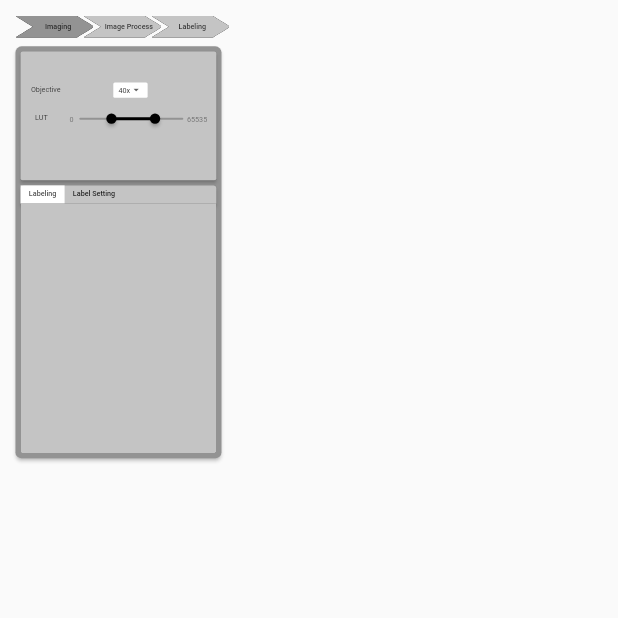
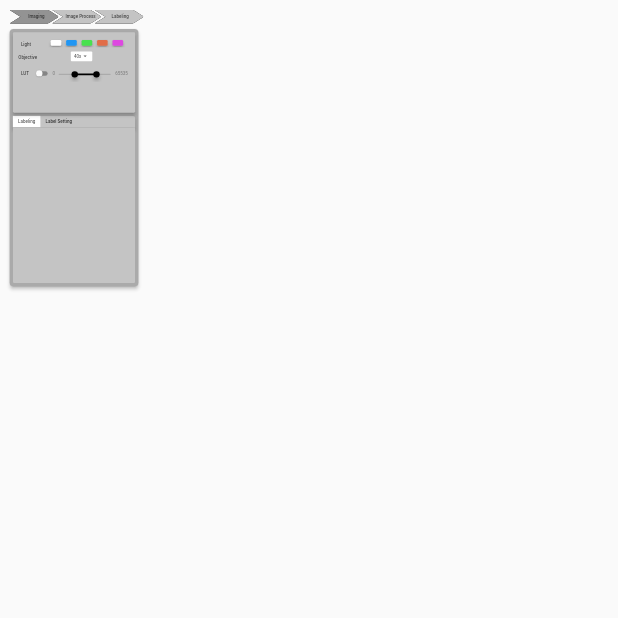
Before and after one commit to JamesKai/syncell_ux, a Flutter app: the LabelingPage screen opened directly, on a phone screen of 412 x 824 dp, the top half of it. Run offline on Flutter 3.47's test engine with Material 2 defaults, Android fonts, the phone set to English and light mode, and no system bars; our stand-ins replace get, getwidget, google_fonts, responsive_framework; network calls fail.

Commit message:
light card is fill with more stuff

```diff
--- a/lib/components/image_frame.dart
+++ b/lib/components/image_frame.dart
@@ -10,8 +10,8 @@ class ImageFrame extends StatelessWidget {
     return Padding(
       padding: const EdgeInsets.all(0),
       child: Container(
-        width: 300,
-        height: 300,
+        width: 700,
+        height: 700,
         decoration: BoxDecoration(
           color: const Color(0xffC4C4C4),
           image: const DecorationImage(
--- a/lib/components/light_card.dart
+++ b/lib/components/light_card.dart
@@ -1,6 +1,10 @@
 import 'package:flutter/material.dart';
 import 'package:flutter_desktop1/components/drop_down_menu.dart';
+import 'package:flutter_desktop1/components/light_switch.dart';
 import 'package:flutter_desktop1/components/range_slider.dart';
+import 'package:flutter_desktop1/controller/light_change_controller.dart';
+import 'package:flutter_desktop1/controller/light_on_off_switch_controller.dart';
+import 'package:get/get.dart';
 import 'package:google_fonts/google_fonts.dart';
 
 class LightCard extends StatelessWidget {
@@ -8,6 +12,9 @@ class LightCard extends StatelessWidget {
 
   @override
   Widget build(BuildContext context) {
+    LightOnOffController lightOnOffcontroller = Get.put(LightOnOffController());
+    LightChangeController lightChangeController =
+        Get.put(LightChangeController());
     return Container(
       child: Card(
         color: Theme.of(context).primaryColor,
@@ -15,10 +22,45 @@ class LightCard extends StatelessWidget {
         child: Stack(
           children: [
             Positioned(
-              left: 20,
-              top: 65,
+              left: 62,
+              top: 104,
+              child: GetBuilder<LightOnOffController>(
+                builder: (_) => Container(
+                  child: Switch(
+                    activeColor: Colors.black,
+                    onChanged: (bool value) {
+                      lightOnOffcontroller.updateSwitch(value);
+                    },
+                    value: _.isSwitched,
+                  ),
+                ),
+              ),
+            ),
+            Positioned(
+              left: 25,
+              top: 30,
+              child: Text('Light',
+                  style: GoogleFonts.roboto(fontWeight: FontWeight.w500)),
+            ),
+            Positioned(
+              left: 110,
+              top: 20,
+              height: 27,
+              child: GetBuilder<LightChangeController>(
+                builder: (_) => Center(
+                  child: LightSwitch(
+                    isSelected: _.isSelected,
+                    onPressed: (index) =>
+                        lightChangeController.updateLights(index),
+                  ),
+                ),
+              ),
+            ),
+            Positioned(
+              left: 17,
+              top: 69,
               child: Text('Objective',
-                  style: GoogleFonts.roboto(fontWeight: FontWeight.w400)),
+                  style: GoogleFonts.roboto(fontWeight: FontWeight.w500)),
             ),
             Positioned(
                 left: 180,
@@ -26,12 +68,17 @@ class LightCard extends StatelessWidget {
                 child:
                     ObjDropDown(dropDownItems: <String>['40x', '60x', '10x'])),
             Positioned(
-              left: 28,
+              left: 25,
               top: 120,
               child: Text('LUT',
-                  style: GoogleFonts.roboto(fontWeight: FontWeight.w400)),
+                  style: GoogleFonts.roboto(fontWeight: FontWeight.w500)),
             ),
-            Positioned(left: 90, top: 118, child: LUT_RangeSlider()),
+            Positioned(
+                left: 118,
+                top: 105,
+                width: 250,
+                height: 50,
+                child: LUT_RangeSlider()),
           ],
         ),
       ),
--- /dev/null
+++ b/lib/components/light_switch.dart
@@ -0,0 +1,56 @@
+import 'package:flutter/material.dart';
+
+class LightSwitch extends StatelessWidget {
+  final List<bool> isSelected;
+  final void Function(int) onPressed;
+  const LightSwitch(
+      {Key key, @required this.isSelected, @required this.onPressed})
+      : super(key: key);
+  final double height = 26;
+  final double width = 41;
+  @override
+  Widget build(BuildContext context) {
+    return Center(
+      child: ToggleButtons(
+        borderWidth: 0,
+        renderBorder: false,
+        fillColor: Theme.of(context).accentColor,
+        selectedColor: Theme.of(context).accentColor,
+        children: <Widget>[
+          Container(
+              width: width,
+              height: height,
+              child: Card(
+                color: Colors.white,
+              )),
+          Container(
+              width: width,
+              height: height,
+              child: Card(
+                color: Colors.blue,
+              )),
+          Container(
+              width: width,
+              height: height,
+              child: Card(
+                color: Color(0xff48E14E),
+              )),
+          Container(
+              width: width,
+              height: height,
+              child: Card(
+                color: Color(0xffE16D48),
+              )),
+          Container(
+              width: width,
+              height: height,
+              child: Card(
+                color: Color(0xffDE48E1),
+              )),
+        ],
+        onPressed: onPressed,
+        isSelected: isSelected,
+      ),
+    );
+  }
+}
--- a/lib/components/range_slider.dart
+++ b/lib/components/range_slider.dart
@@ -13,20 +13,17 @@ class LUT_RangeSlider extends StatelessWidget {
     return Center(
       child: Stack(
         children: [
-          Container(
-            width: 350,
-            height: 30,
-          ),
           Positioned(
               left: 5,
-              bottom: 8,
+              top: 14,
               child: Text(
                 '0',
                 style: TextStyle(color: Colors.grey[600]),
               )),
-          Container(
-            width: 250,
-            height: 25,
+          Positioned(
+            left: 0,
+            width: 210,
+            bottom: 0,
             child: GetBuilder<LUT_RangeSliderController>(
               builder: (_) => RangeSlider(
                 values: _.rangeValues,
@@ -46,8 +43,8 @@ class LUT_RangeSlider extends StatelessWidget {
             ),
           ),
           Positioned(
-              left: 233,
-              bottom: 8,
+              left: 200,
+              top: 14,
               width: 60,
               child: Text(
                 '65535',
--- a/lib/components/setting_card.dart
+++ b/lib/components/setting_card.dart
@@ -22,7 +22,7 @@ class SettingTab extends StatelessWidget {
           borderRadius: BorderRadius.circular(12.0),
         ),
         margin: EdgeInsets.zero,
-        color: Color(0xff939393),
+        color: Color(0xffAAAAAA),
         child: Stack(
           children: [
             Positioned(
--- /dev/null
+++ b/lib/controller/light_change_controller.dart
@@ -0,0 +1,20 @@
+import 'package:get/get.dart';
+
+class LightChangeController extends GetxController {
+  List<bool> _isSelected = List.generate(5, (index) => false);
+
+  void updateLights(int index) {
+    for (int buttonIndex = 0; buttonIndex < _isSelected.length; buttonIndex++) {
+      if (buttonIndex == index) {
+        _isSelected[buttonIndex] = !_isSelected[buttonIndex];
+      } else {
+        _isSelected[buttonIndex] = false;
+      }
+    }
+    update();
+  }
+
+  List<bool> get isSelected {
+    return _isSelected;
+  }
+}
--- /dev/null
+++ b/lib/controller/light_on_off_switch_controller.dart
@@ -0,0 +1,12 @@
+import 'package:get/get.dart';
+
+class LightOnOffController extends GetxController {
+  bool _isSwitched = false;
+
+  void updateSwitch(bool value) {
+    _isSwitched = value;
+    update();
+  }
+
+  bool get isSwitched => _isSwitched;
+}
--- a/pubspec.yaml
+++ b/pubspec.yaml
@@ -26,7 +26,8 @@ dependencies:
   get: ^3.10.2
   responsive_framework: ^0.0.8
   google_fonts: ^1.1.0
-  flutter_neumorphic: ^3.0.2
+  getwidget: ^1.1.3
+  toggle_switch: ^0.1.8
 
   # The following adds the Cupertino Icons font to your application.
   # Use with the CupertinoIcons class for iOS style icons.
```
Also changed, not shown: lib/components/light_button.dart (deleted, +0 -51 lines), lib/main.dart (+19 -15 lines), pubspec.lock.
